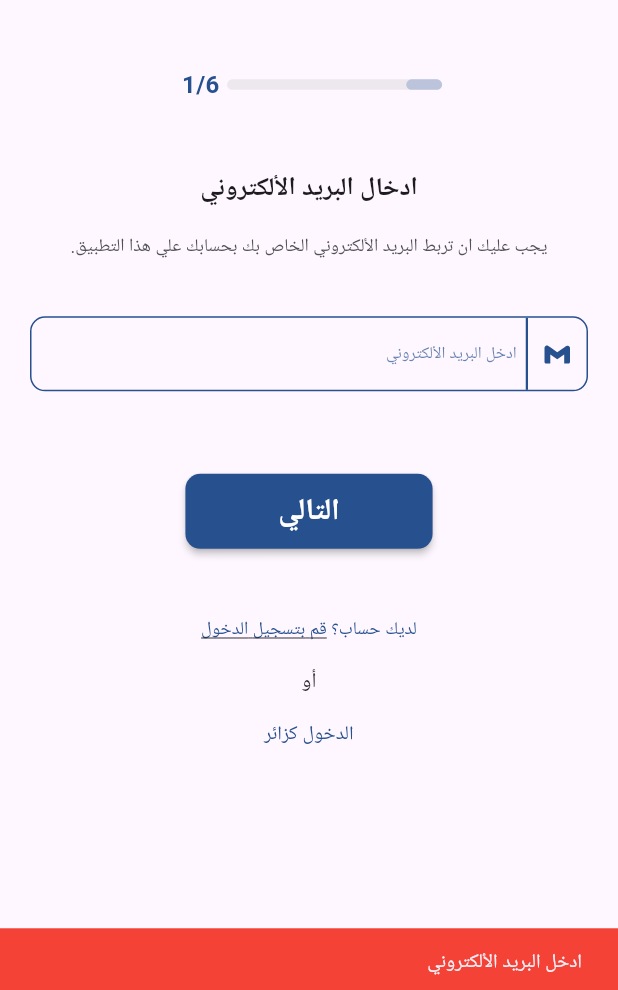
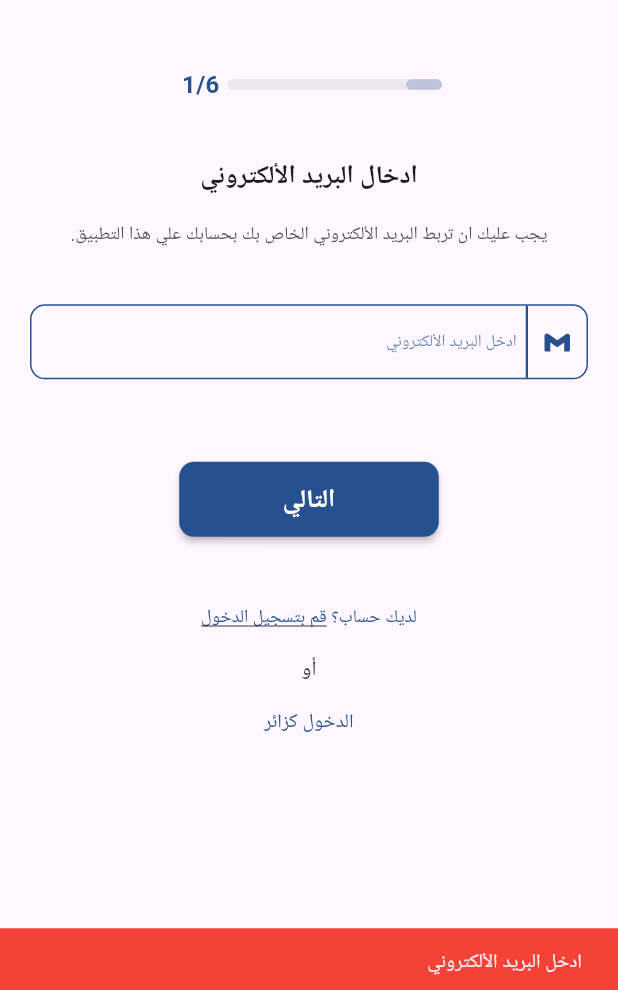
Before and after one commit to ZiadElsaadany/Graduation-Project-Flutter, a Flutter app: the RegisterScreen screen opened by its route, after a tap on "التالي", on a phone screen of 412 x 824 dp, the part 246-1236 px from its top. Run offline on Flutter 3.47's test engine with Material 3 defaults, Android fonts, the phone set to English and light mode, and no system bars; our stand-ins replace animate_do, flutter_bloc, flutter_screenutil, flutter_svg, go_router, google_fonts; Roboto replaces fonts that are missing (Almarai).

```diff
--- a/lib/core/utls/text.dart
+++ b/lib/core/utls/text.dart
@@ -31,6 +31,7 @@ abstract class AppText {
   static const String  requiredPasswordMatching='''يجب مطابقة كلمة السر''';
   static const String  correctEmail='''ادخل بريد الكتروني صالح''';
   static const String  correctPassword='''ادخل كلمة سر قوية تحتوي على احرف وارقام ورموز''';
+  static const String  createTheAccount='''إنشاء الحساب''';
 
 
 
--- a/lib/features/auth/presentation/view/widgets/button.dart
+++ b/lib/features/auth/presentation/view/widgets/button.dart
@@ -14,7 +14,7 @@ class CustomButton extends StatelessWidget {
   @override
   Widget build(BuildContext context) {
     return SizedBox(
-      width: MediaQuery.of(context).size.width*0.4,
+      width: MediaQuery.of(context).size.width*0.42,
       child: MaterialButton(onPressed:onPressed,
         shape: RoundedRectangleBorder(
             borderRadius: BorderRadius.circular(10)
@@ -25,7 +25,7 @@ class CustomButton extends StatelessWidget {
 
       child: Text(
         txt ,
-        style: AppStyles.textStyle20.copyWith(
+        style: AppStyles.textStyle17.copyWith(
           color: AppColors.white ,
           fontWeight: FontWeight.bold
         ),
--- a/lib/features/auth/presentation/view/widgets/fields_on_register.dart
+++ b/lib/features/auth/presentation/view/widgets/fields_on_register.dart
@@ -151,11 +151,15 @@ class _FieldsONRegisterState extends State<FieldsONRegister> {
                   CustomButton(
 
                     onPressed: (  )  {
-                      checkProgressCounter(cubit);
+                      if(cubit.progressCounter!=6 ) {
+                        checkProgressCounter(cubit);
+                      }else{
+
+                      }
 
                     },
                     color:AppColors.mainColor ,
-                    txt: AppText.next,
+                    txt:cubit.progressCounter!=6 ?  AppText.next:AppText.createTheAccount,
                   ),
                 ],
               ),
--- a/lib/features/auth/presentation/view/widgets/havent_account_row_widget.dart
+++ b/lib/features/auth/presentation/view/widgets/havent_account_row_widget.dart
@@ -33,7 +33,7 @@ class HaventAccountRowWidget extends StatelessWidget {
             GestureDetector(
               onTap: ( )  {
                 if(loginOrRegister == LoginOrRegister.LOGIN ) {
-                  GoRouter.of(context).pushReplacement(AppRouter.kRegister);
+                  GoRouter.of(context).push(AppRouter.kRegister);
                 } else{
                   GoRouter.of(context).pushReplacement(AppRouter.kLogin);
 
--- a/lib/features/auth/presentation/view/widgets/register_body.dart
+++ b/lib/features/auth/presentation/view/widgets/register_body.dart
@@ -33,7 +33,7 @@ class RegisterBody extends StatelessWidget {
             child: ProgressWidgetToRegister(),
           ),
           SliverPadding(padding: EdgeInsets.only(
-              bottom: 45
+              bottom: 37
           )),
 
 
```
